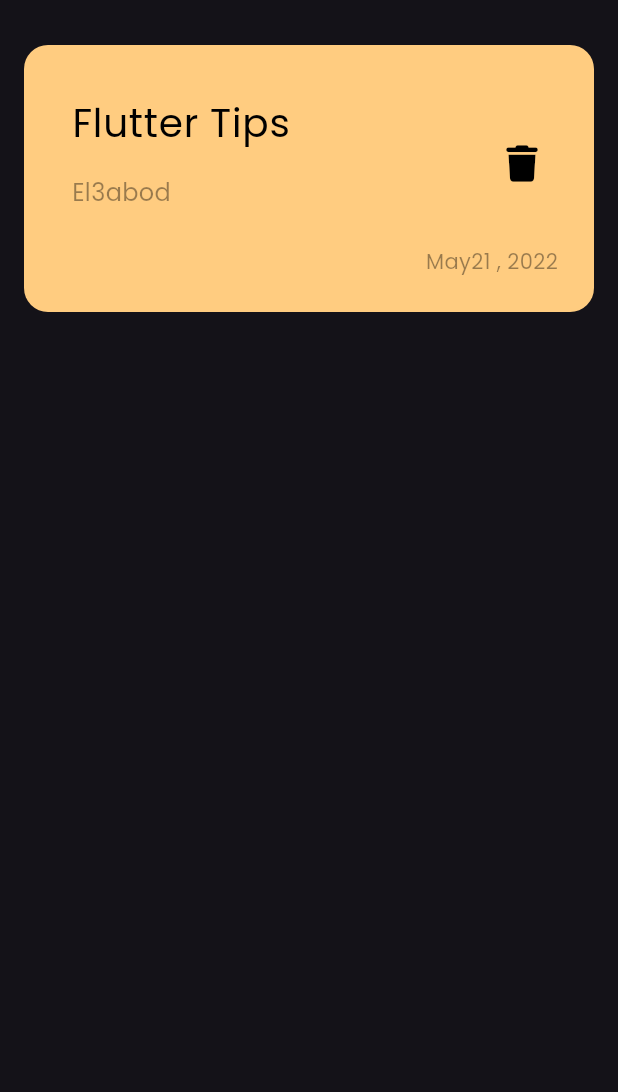
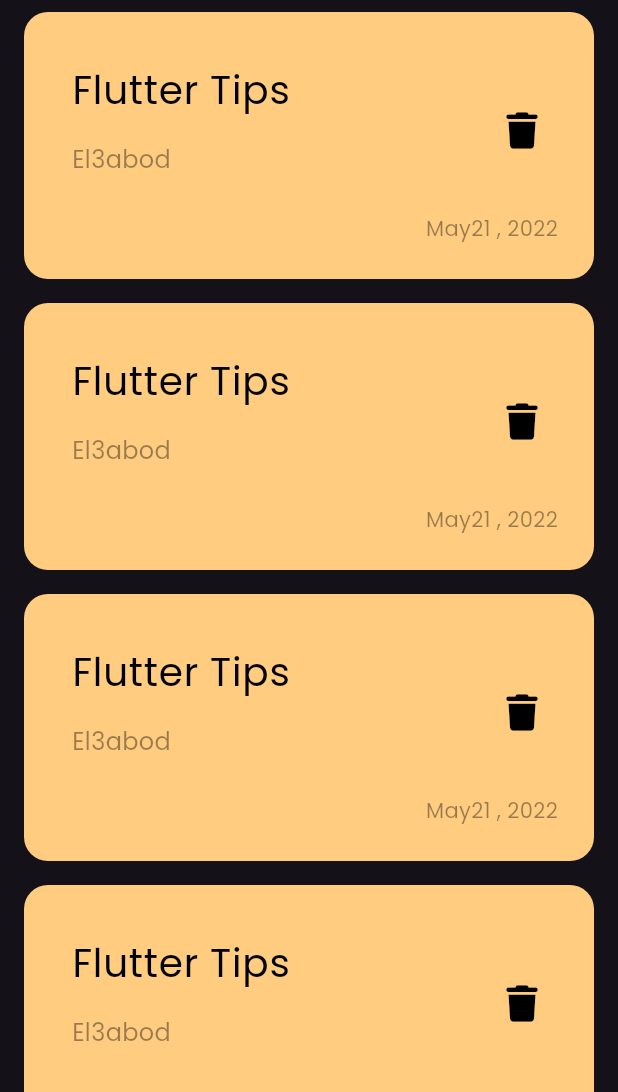
Before and after one commit to Abdelrhman-M98/note_app, a Flutter app: the screen it shows after launch, on a phone screen of 412 x 824 dp, the part 144-1236 px from its top. Run offline on Flutter 3.47's test engine with Material 3 defaults, Android fonts, the phone set to English and light mode, and no system bars; our stand-ins replace font_awesome_flutter.

Commit message:
create note list view

```diff
--- a/analysis_options.yaml
+++ b/analysis_options.yaml
@@ -7,6 +7,9 @@
 
 # The following line activates a set of recommended lints for Flutter apps,
 # packages, and plugins designed to encourage good coding practices.
+analyzer:
+  errors:
+    deprecated_member_use: ignore
 include: package:flutter_lints/flutter.yaml
 
 linter:
--- a/lib/Views/Widgets/custome_note_item.dart
+++ b/lib/Views/Widgets/custome_note_item.dart
@@ -1,3 +1,5 @@
+// ignore_for_file: deprecated_member_use
+
 import 'package:flutter/material.dart';
 import 'package:font_awesome_flutter/font_awesome_flutter.dart';
 
@@ -11,7 +13,7 @@ class NoteIteam extends StatelessWidget {
       // height: 150,
       // width: 150,
       decoration: BoxDecoration(
-        color: const Color(0xffFFFCC80),
+        color: const Color(0xfffffcc80),
         borderRadius: BorderRadius.circular(16),
       ),
       child: Column(
--- /dev/null
+++ b/lib/Views/Widgets/note_list_view.dart
@@ -0,0 +1,19 @@
+import 'package:flutter/material.dart';
+import 'package:note_app/Views/Widgets/custome_note_item.dart';
+
+class NoteListView extends StatelessWidget {
+  const NoteListView({super.key});
+
+  @override
+  Widget build(BuildContext context) {
+    return ListView.builder(
+      itemCount: 6,
+      itemBuilder: (context, index) {
+        return const Padding(
+          padding: EdgeInsets.symmetric(vertical: 8.0),
+          child: NoteIteam(),
+        );
+      },
+    );
+  }
+}
--- a/lib/Views/Widgets/note_view_body.dart
+++ b/lib/Views/Widgets/note_view_body.dart
@@ -1,7 +1,7 @@
 import 'package:flutter/material.dart';
-import 'package:font_awesome_flutter/font_awesome_flutter.dart';
 import 'package:note_app/Views/Widgets/custom_appbar.dart';
 import 'package:note_app/Views/Widgets/custome_note_item.dart';
+import 'package:note_app/Views/Widgets/note_list_view.dart';
 
 class NoteViewBody extends StatelessWidget {
   const NoteViewBody({super.key});
@@ -16,10 +16,9 @@ class NoteViewBody extends StatelessWidget {
             height: 50,
           ),
           CustomAppBar(),
-          SizedBox(
-            height: 30,
+          Expanded(
+            child: NoteListView(),
           ),
-          NoteIteam(),
         ],
       ),
     );
--- a/lib/Views/Widgets/search_icon.dart
+++ b/lib/Views/Widgets/search_icon.dart
@@ -1,3 +1,5 @@
+// ignore_for_file: deprecated_member_use
+
 import 'package:flutter/material.dart';
 
 class CustomSearchIcon extends StatelessWidget {
--- a/lib/Views/note_view.dart
+++ b/lib/Views/note_view.dart
@@ -6,8 +6,8 @@ class NotesView extends StatelessWidget {
 
   @override
   Widget build(BuildContext context) {
-    return Scaffold(
-      body: const NoteViewBody(),
+    return const Scaffold(
+      body: NoteViewBody(),
     );
   }
 }
```
